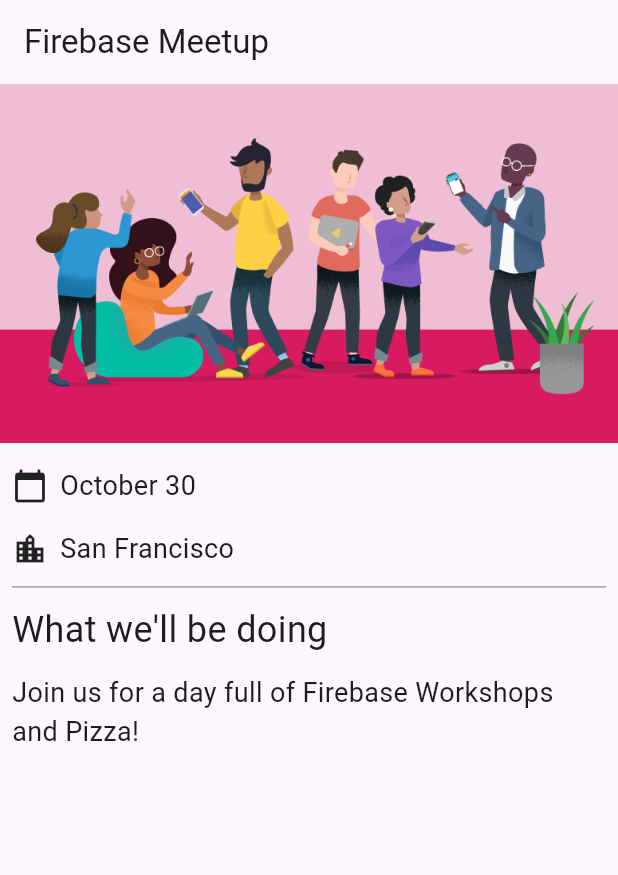
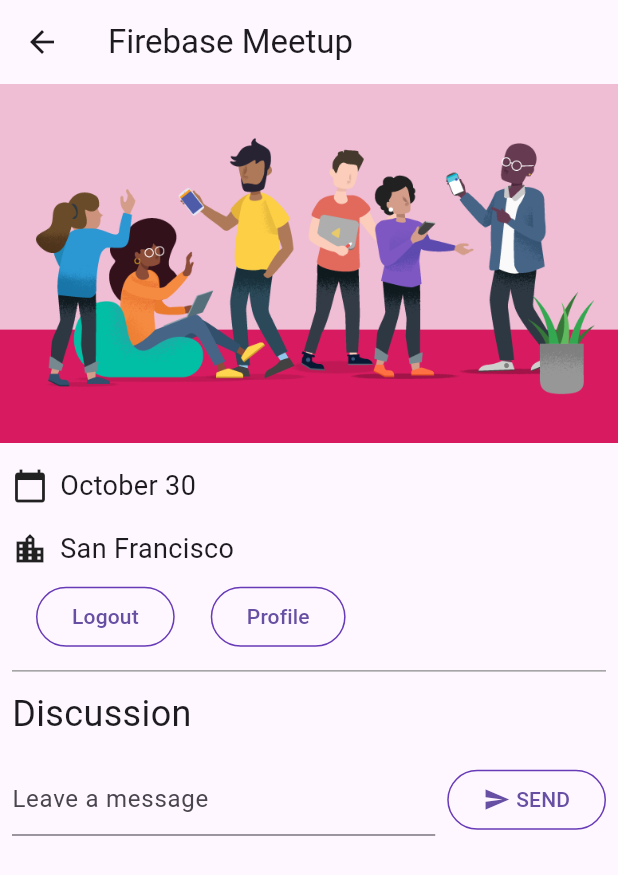
Before and after one commit to yashoda7/Firebase-Practice, a Flutter app: the HomePage screen opened directly, on a phone screen of 412 x 824 dp. Shown: the top 875 px of the screen. Run offline on Flutter 3.47's test engine with Material 3 defaults, Android fonts, the phone set to English and light mode, and no system bars; our stand-ins replace cloud_firestore, firebase_auth, firebase_core, go_router, google_fonts; missing offline and left inert: firebase_ui_auth; accounts and stored records are empty.

```diff
--- /dev/null
+++ b/lib/guest_book.dart
@@ -0,0 +1,63 @@
+import 'dart:async';
+
+import 'package:flutter/material.dart';
+
+import 'src/widgets.dart';
+
+class GuestBook extends StatefulWidget {
+  const GuestBook({required this.addMessage, super.key});
+
+  final FutureOr<void> Function(String message) addMessage;
+
+  @override
+  State<GuestBook> createState() => _GuestBookState();
+}
+
+class _GuestBookState extends State<GuestBook> {
+  final _formKey = GlobalKey<FormState>(debugLabel: '_GuestBookState');
+  final _controller = TextEditingController();
+
+  @override
+  Widget build(BuildContext context) {
+    return Padding(
+      padding: const EdgeInsets.all(8.0),
+      child: Form(
+        key: _formKey,
+        child: Row(
+          children: [
+            Expanded(
+              child: TextFormField(
+                controller: _controller,
+                decoration: const InputDecoration(
+                  hintText: 'Leave a message',
+                ),
+                validator: (value) {
+                  if (value == null || value.isEmpty) {
+                    return 'Enter your message to continue';
+                  }
+                  return null;
+                },
+              ),
+            ),
+            const SizedBox(width: 8),
+            StyledButton(
+              onPressed: () async {
+                if (_formKey.currentState!.validate()) {
+                  await widget.addMessage(_controller.text);
+                  _controller.clear();
+                }
+              },
+              child: Row(
+                children: const [
+                  Icon(Icons.send),
+                  SizedBox(width: 4),
+                  Text('SEND'),
+                ],
+              ),
+            ),
+          ],
+        ),
+      ),
+    );
+  }
+}
--- a/lib/home_page.dart
+++ b/lib/home_page.dart
@@ -1,9 +1,11 @@
-// Copyright 2022 The Flutter Authors. All rights reserved.
-// Use of this source code is governed by a BSD-style license that can be
-// found in the LICENSE file.
+import 'package:firebase_auth/firebase_auth.dart' // new
+    hide EmailAuthProvider, PhoneAuthProvider;    // new
+import 'package:flutter/material.dart';           // new
+import 'package:provider/provider.dart';          // new
 
-import 'package:flutter/material.dart';
-
+import 'app_state.dart';
+import 'guest_book.dart';                       // new
+import 'src/authentication.dart';                 // new
 import 'src/widgets.dart';
 
 class HomePage extends StatelessWidget {
@@ -21,6 +23,15 @@ class HomePage extends StatelessWidget {
           const SizedBox(height: 8),
           const IconAndDetail(Icons.calendar_today, 'October 30'),
           const IconAndDetail(Icons.location_city, 'San Francisco'),
+          // Add from here
+          Consumer<ApplicationState>(
+            builder: (context, appState, _) => AuthFunc(
+                loggedIn: appState.loggedIn,
+                signOut: () {
+                  FirebaseAuth.instance.signOut();
+                }),
+          ),
+          // to here
           const Divider(
             height: 8,
             thickness: 1,
@@ -28,9 +39,19 @@ class HomePage extends StatelessWidget {
             endIndent: 8,
             color: Colors.grey,
           ),
-          const Header("What we'll be doing"),
-          const Paragraph(
-            'Join us for a day full of Firebase Workshops and Pizza!',
+           Consumer<ApplicationState>(
+            builder: (context, appState, _) => Column(
+              crossAxisAlignment: CrossAxisAlignment.start,
+              children: [
+                if (appState.loggedIn) ...[
+                  const Header('Discussion'),
+                  GuestBook(
+                    addMessage: (message) =>
+                        appState.addMessageToGuestBook(message),
+                  ),
+                ],
+              ],
+            ),
           ),
         ],
       ),
--- a/pubspec.yaml
+++ b/pubspec.yaml
@@ -38,6 +38,10 @@ dependencies:
   google_fonts: ^6.2.1
   go_router: ^14.5.0
   firebase_core: ^3.10.1
+  firebase_auth: ^5.4.1
+  cloud_firestore: ^5.6.2
+  provider: ^6.1.2
+  firebase_ui_auth: ^1.16.1
 
 dev_dependencies:
   flutter_test:
```
Also changed, not shown: lib/app_state.dart (added, +50 -0 lines), lib/main.dart (+86 -6 lines), firebase.json (added), lib/firebase_options.dart (added), pubspec.lock, 4 other files.
